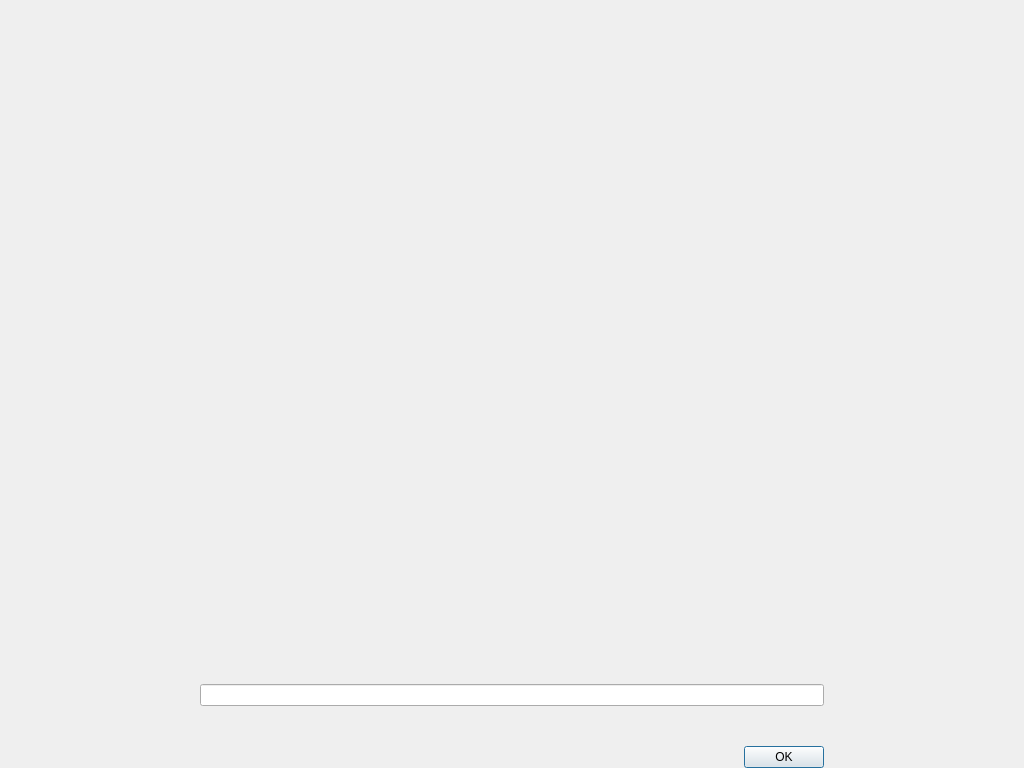
Old version of the form src/qt/forms/askpassphrasepage.ui in the repository VeriConomy/vericoin.
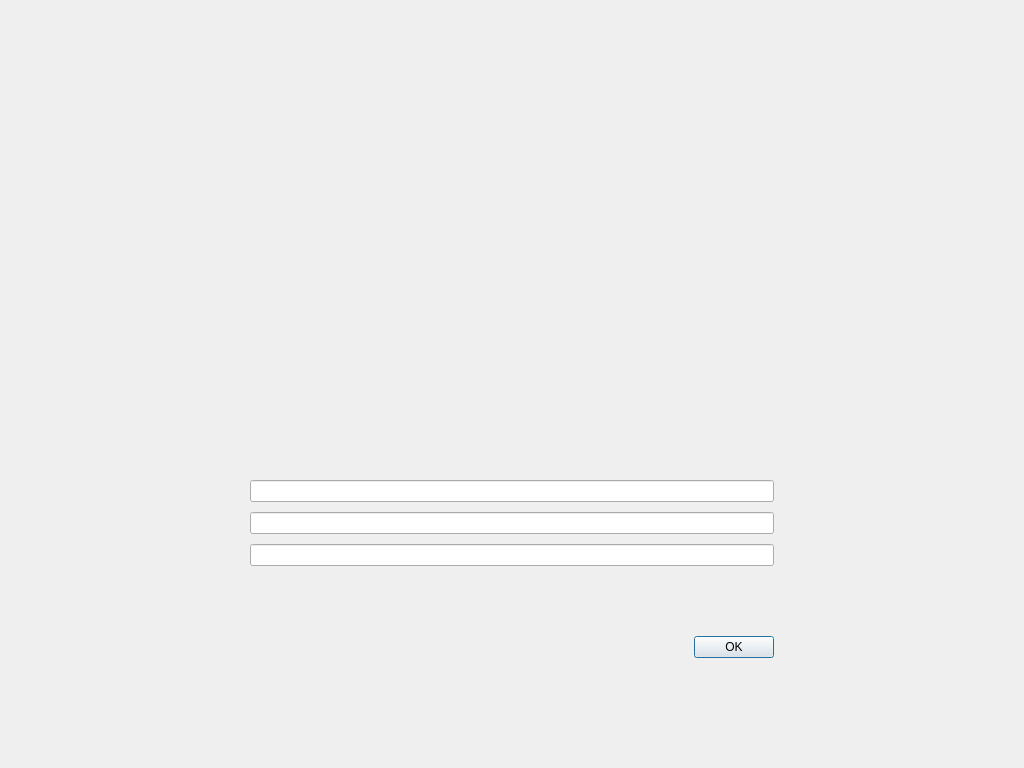
New version of the form.

```diff
--- a/src/qt/forms/askpassphrasepage.ui
+++ b/src/qt/forms/askpassphrasepage.ui
@@ -49,26 +49,19 @@
      <property name="formAlignment">
       <set>Qt::AlignLeading|Qt::AlignLeft|Qt::AlignVCenter</set>
      </property>
+     <property name="verticalSpacing">
+      <number>10</number>
+     </property>
      <property name="leftMargin">
-      <number>200</number>
+      <number>250</number>
+     </property>
+     <property name="topMargin">
+      <number>480</number>
      </property>
      <property name="rightMargin">
-      <number>200</number>
+      <number>250</number>
      </property>
      <item row="1" column="1">
-      <spacer name="verticalSpacer">
-       <property name="orientation">
-        <enum>Qt::Vertical</enum>
-       </property>
-       <property name="sizeHint" stdset="0">
-        <size>
-         <width>20</width>
-         <height>310</height>
-        </size>
-       </property>
-      </spacer>
-     </item>
-     <item row="2" column="1">
       <widget class="QLineEdit" name="passEdit1">
        <property name="minimumSize">
         <size>
@@ -84,8 +77,34 @@
        </property>
       </widget>
      </item>
+     <item row="2" column="1">
+      <widget class="QLineEdit" name="passEdit2">
+       <property name="minimumSize">
+        <size>
+         <width>480</width>
+         <height>0</height>
+        </size>
+       </property>
+       <property name="echoMode">
+        <enum>QLineEdit::Password</enum>
+       </property>
+      </widget>
+     </item>
      <item row="3" column="1">
-      <widget class="QLabel" name="warningLabel">
+      <widget class="QLineEdit" name="passEdit3">
+       <property name="minimumSize">
+        <size>
+         <width>480</width>
+         <height>0</height>
+        </size>
+       </property>
+       <property name="echoMode">
+        <enum>QLineEdit::Password</enum>
+       </property>
+      </widget>
+     </item>
+     <item row="4" column="1">
+      <widget class="QLabel" name="messageLabel">
        <property name="minimumSize">
         <size>
          <width>480</width>
@@ -103,8 +122,8 @@
        </property>
       </widget>
      </item>
-     <item row="4" column="1">
-      <widget class="QLabel" name="capsLabel">
+     <item row="5" column="1">
+      <widget class="QLabel" name="warningLabel">
        <property name="minimumSize">
         <size>
          <width>480</width>
@@ -119,7 +138,7 @@
        </property>
       </widget>
      </item>
-     <item row="5" column="1">
+     <item row="6" column="1">
       <widget class="QDialogButtonBox" name="buttonBox">
        <property name="orientation">
         <enum>Qt::Horizontal</enum>
@@ -129,6 +148,19 @@
        </property>
       </widget>
      </item>
+     <item row="7" column="1">
+      <spacer name="verticalSpacer">
+       <property name="orientation">
+        <enum>Qt::Vertical</enum>
+       </property>
+       <property name="sizeHint" stdset="0">
+        <size>
+         <width>20</width>
+         <height>150</height>
+        </size>
+       </property>
+      </spacer>
+     </item>
     </layout>
    </item>
   </layout>
```
